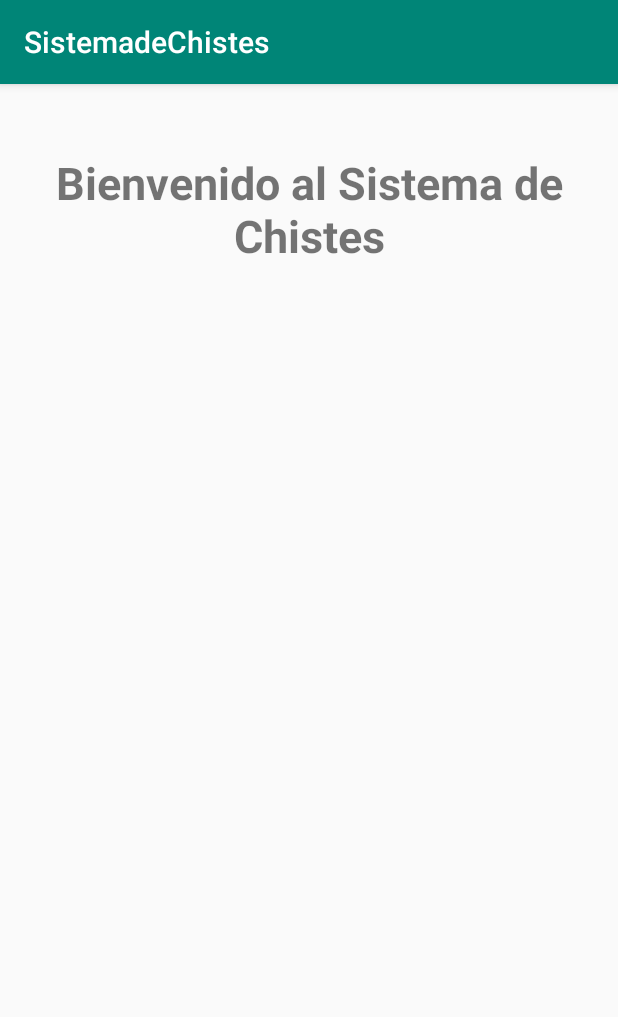
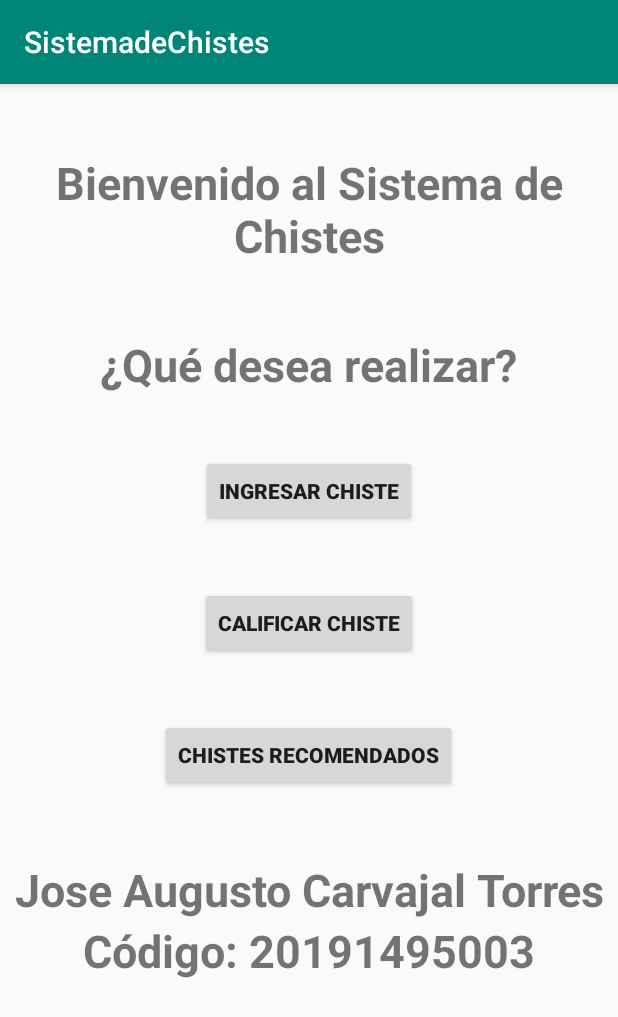
Before and after one commit to josecarvajal222/SistemadeChistes, an Android app: the screen it shows after launch (MainActivity), on a phone screen of 412 x 824 dp. Shown: the top 1017 px of the screen. Run offline under Robolectric (Android 15) with nearby library versions, the phone set to English and light mode, and no system bars.

Commit message:
Construcción Final de Interfaz Básica

```diff
--- a/app/src/main/res/layout/activity_main.xml
+++ b/app/src/main/res/layout/activity_main.xml
@@ -2,7 +2,9 @@
 <LinearLayout xmlns:android="http://schemas.android.com/apk/res/android"
     android:layout_width="match_parent"
     android:layout_height="match_parent"
-    android:orientation="vertical">
+    xmlns:tools="http://schemas.android.com/tools"
+    android:orientation="vertical"
+    tools:context=".MainActivity">
 
     <TextView
         android:layout_width="wrap_content"
@@ -15,4 +17,69 @@
         android:text="Bienvenido al Sistema de Chistes"
         />
 
+    <TextView
+        android:layout_width="wrap_content"
+        android:layout_height="wrap_content"
+        android:layout_gravity="center"
+        android:textStyle="bold"
+        android:textAlignment="center"
+        android:layout_marginTop="45dp"
+        android:textSize="30sp"
+        android:text="¿Qué desea realizar?"
+        />
+
+    <Button
+        android:layout_width="wrap_content"
+        android:layout_height="wrap_content"
+        android:layout_gravity="center"
+        android:layout_marginTop="40dp"
+        android:textStyle="bold"
+        android:textAlignment="center"
+        android:text="Ingresar Chiste"
+        android:id="@+id/btnIngresarChiste"
+        />
+
+    <Button
+        android:layout_width="wrap_content"
+        android:layout_height="wrap_content"
+        android:layout_gravity="center"
+        android:layout_marginTop="40dp"
+        android:textStyle="bold"
+        android:textAlignment="center"
+        android:text="Calificar Chiste"
+        android:id="@+id/btnCalificarChiste"
+        />
+
+    <Button
+        android:layout_width="wrap_content"
+        android:layout_height="wrap_content"
+        android:layout_gravity="center"
+        android:layout_marginTop="40dp"
+        android:textStyle="bold"
+        android:textAlignment="center"
+        android:text="Chistes Recomendados"
+        android:id="@+id/btnChistesRecomendados"
+        />
+
+    <TextView
+        android:layout_width="wrap_content"
+        android:layout_height="wrap_content"
+        android:layout_gravity="center"
+        android:textStyle="bold"
+        android:textAlignment="center"
+        android:layout_marginTop="45dp"
+        android:textSize="30sp"
+        android:text="Jose Augusto Carvajal Torres"
+        />
+
+    <TextView
+        android:layout_width="wrap_content"
+        android:layout_height="wrap_content"
+        android:layout_gravity="center"
+        android:textStyle="bold"
+        android:textAlignment="center"
+        android:textSize="30sp"
+        android:text="Código: 20191495003"
+        />
+
 </LinearLayout>
```
